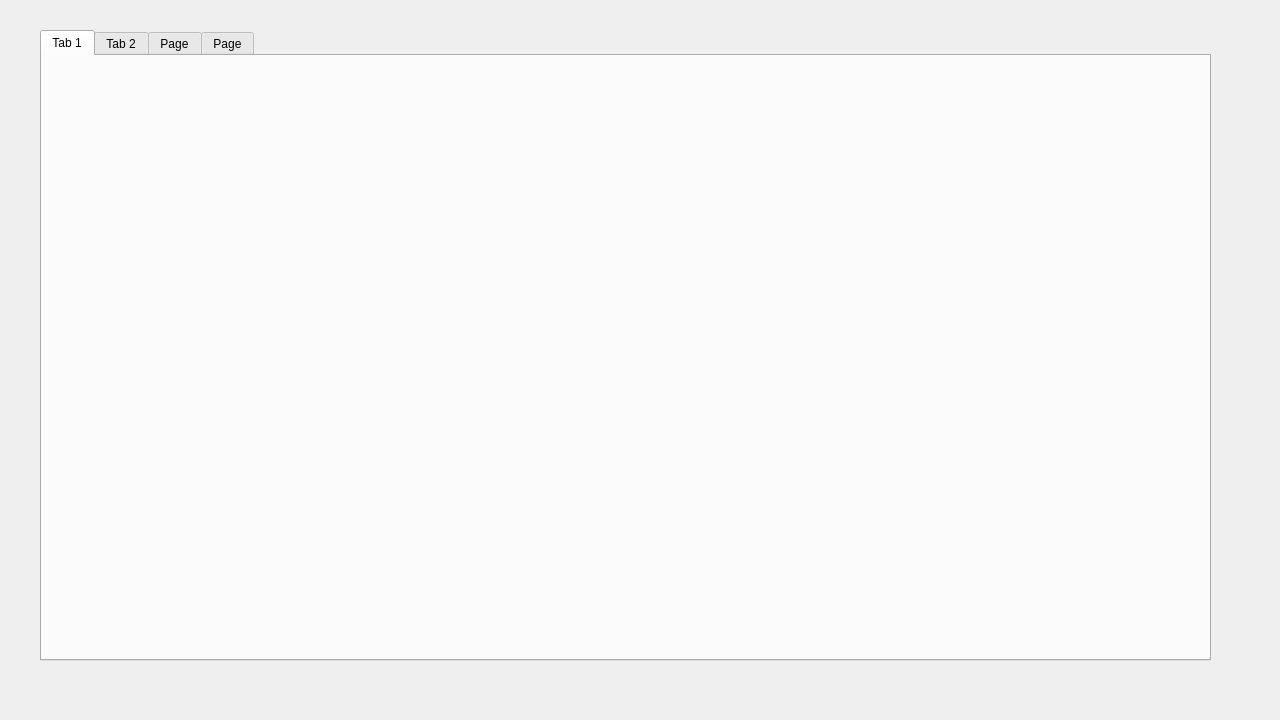
Above: genshin_calculator.ui from crimvael/genshin_calculator before the change. Below: the same form after it.
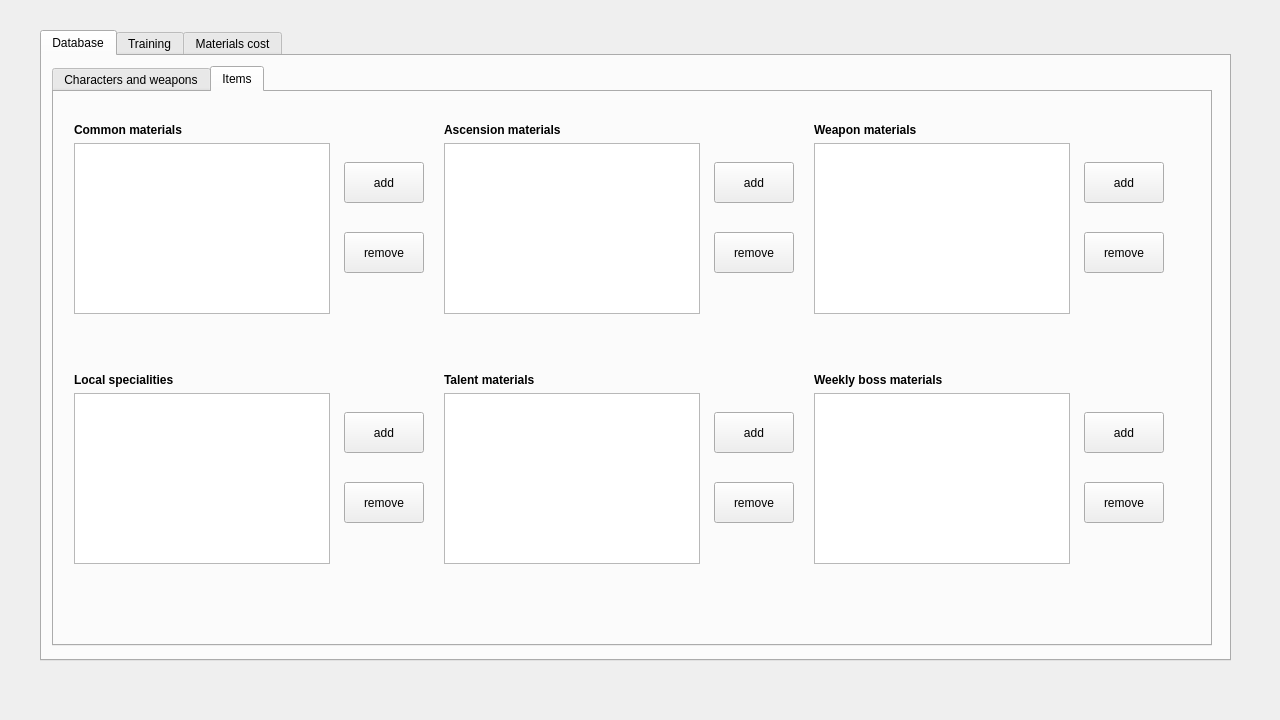
That is the form after the change. The open tabs and pages were chosen to show the change.

What changed in the file:
```diff
--- a/genshin_calculator.ui
+++ b/genshin_calculator.ui
@@ -37,7 +37,7 @@
      <rect>
       <x>40</x>
       <y>30</y>
-      <width>1171</width>
+      <width>1191</width>
       <height>631</height>
      </rect>
     </property>
@@ -49,12 +49,547 @@
     </property>
     <widget class="QWidget" name="tab">
      <attribute name="title">
-      <string>Tab 1</string>
+      <string>Database</string>
      </attribute>
+     <widget class="QTabWidget" name="tabWidget_2">
+      <property name="geometry">
+       <rect>
+        <x>10</x>
+        <y>10</y>
+        <width>1160</width>
+        <height>580</height>
+       </rect>
+      </property>
+      <property name="currentIndex">
+       <number>0</number>
+      </property>
+      <widget class="QWidget" name="tab_5">
+       <attribute name="title">
+        <string>Characters and weapons</string>
+       </attribute>
+       <widget class="QListView" name="listView">
+        <property name="geometry">
+         <rect>
+          <x>20</x>
+          <y>40</y>
+          <width>240</width>
+          <height>491</height>
+         </rect>
+        </property>
+       </widget>
+       <widget class="QFrame" name="frame_2">
+        <property name="geometry">
+         <rect>
+          <x>270</x>
+          <y>39</y>
+          <width>300</width>
+          <height>401</height>
+         </rect>
+        </property>
+        <property name="autoFillBackground">
+         <bool>true</bool>
+        </property>
+        <property name="frameShape">
+         <enum>QFrame::StyledPanel</enum>
+        </property>
+        <property name="frameShadow">
+         <enum>QFrame::Raised</enum>
+        </property>
+        <widget class="QPushButton" name="pushButton_3">
+         <property name="geometry">
+          <rect>
+           <x>20</x>
+           <y>350</y>
+           <width>120</width>
+           <height>40</height>
+          </rect>
+         </property>
+         <property name="text">
+          <string>edit</string>
+         </property>
+        </widget>
+        <widget class="QPushButton" name="pushButton_4">
+         <property name="geometry">
+          <rect>
+           <x>160</x>
+           <y>350</y>
+           <width>120</width>
+           <height>40</height>
+          </rect>
+         </property>
+         <property name="text">
+          <string>remove</string>
+         </property>
+        </widget>
+       </widget>
+       <widget class="QListView" name="listView_2">
+        <property name="geometry">
+         <rect>
+          <x>590</x>
+          <y>40</y>
+          <width>240</width>
+          <height>491</height>
+         </rect>
+        </property>
+       </widget>
+       <widget class="QFrame" name="frame_3">
+        <property name="geometry">
+         <rect>
+          <x>840</x>
+          <y>39</y>
+          <width>300</width>
+          <height>401</height>
+         </rect>
+        </property>
+        <property name="autoFillBackground">
+         <bool>true</bool>
+        </property>
+        <property name="frameShape">
+         <enum>QFrame::StyledPanel</enum>
+        </property>
+        <property name="frameShadow">
+         <enum>QFrame::Raised</enum>
+        </property>
+        <widget class="QPushButton" name="pushButton_5">
+         <property name="geometry">
+          <rect>
+           <x>20</x>
+           <y>350</y>
+           <width>120</width>
+           <height>40</height>
+          </rect>
+         </property>
+         <property name="text">
+          <string>edit</string>
+         </property>
+        </widget>
+        <widget class="QPushButton" name="pushButton_6">
+         <property name="geometry">
+          <rect>
+           <x>160</x>
+           <y>350</y>
+           <width>120</width>
+           <height>40</height>
+          </rect>
+         </property>
+         <property name="text">
+          <string>remove</string>
+         </property>
+        </widget>
+       </widget>
+       <widget class="QPushButton" name="pushButton_19">
+        <property name="geometry">
+         <rect>
+          <x>290</x>
+          <y>470</y>
+          <width>120</width>
+          <height>40</height>
+         </rect>
+        </property>
+        <property name="text">
+         <string>add</string>
+        </property>
+       </widget>
+       <widget class="QPushButton" name="pushButton_20">
+        <property name="geometry">
+         <rect>
+          <x>860</x>
+          <y>470</y>
+          <width>120</width>
+          <height>40</height>
+         </rect>
+        </property>
+        <property name="text">
+         <string>add</string>
+        </property>
+       </widget>
+       <widget class="QLabel" name="label_24">
+        <property name="geometry">
+         <rect>
+          <x>20</x>
+          <y>20</y>
+          <width>61</width>
+          <height>16</height>
+         </rect>
+        </property>
+        <property name="font">
+         <font>
+          <weight>75</weight>
+          <bold>true</bold>
+         </font>
+        </property>
+        <property name="text">
+         <string>Characters</string>
+        </property>
+       </widget>
+       <widget class="QLabel" name="label_25">
+        <property name="geometry">
+         <rect>
+          <x>590</x>
+          <y>20</y>
+          <width>61</width>
+          <height>16</height>
+         </rect>
+        </property>
+        <property name="font">
+         <font>
+          <weight>75</weight>
+          <bold>true</bold>
+         </font>
+        </property>
+        <property name="text">
+         <string>Weapons</string>
+        </property>
+       </widget>
+       <zorder>frame_2</zorder>
+       <zorder>listView</zorder>
+       <zorder>listView_2</zorder>
+       <zorder>frame_3</zorder>
+       <zorder>pushButton_19</zorder>
+       <zorder>pushButton_20</zorder>
+       <zorder>label_24</zorder>
+       <zorder>label_25</zorder>
+      </widget>
+      <widget class="QWidget" name="tab_6">
+       <attribute name="title">
+        <string>Items</string>
+       </attribute>
+       <widget class="QListWidget" name="listWidget">
+        <property name="geometry">
+         <rect>
+          <x>20</x>
+          <y>51</y>
+          <width>256</width>
+          <height>171</height>
+         </rect>
+        </property>
+       </widget>
+       <widget class="QListWidget" name="listWidget_2">
+        <property name="geometry">
+         <rect>
+          <x>390</x>
+          <y>51</y>
+          <width>256</width>
+          <height>171</height>
+         </rect>
+        </property>
+       </widget>
+       <widget class="QListWidget" name="listWidget_3">
+        <property name="geometry">
+         <rect>
+          <x>760</x>
+          <y>51</y>
+          <width>256</width>
+          <height>171</height>
+         </rect>
+        </property>
+       </widget>
+       <widget class="QListWidget" name="listWidget_4">
+        <property name="geometry">
+         <rect>
+          <x>20</x>
+          <y>301</y>
+          <width>256</width>
+          <height>171</height>
+         </rect>
+        </property>
+       </widget>
+       <widget class="QListWidget" name="listWidget_5">
+        <property name="geometry">
+         <rect>
+          <x>390</x>
+          <y>301</y>
+          <width>256</width>
+          <height>171</height>
+         </rect>
+        </property>
+       </widget>
+       <widget class="QListWidget" name="listWidget_6">
+        <property name="geometry">
+         <rect>
+          <x>760</x>
+          <y>301</y>
+          <width>256</width>
+          <height>171</height>
+         </rect>
+        </property>
+       </widget>
+       <widget class="QPushButton" name="pushButton_7">
+        <property name="geometry">
+         <rect>
+          <x>290</x>
+          <y>70</y>
+          <width>80</width>
+          <height>41</height>
+         </rect>
+        </property>
+        <property name="text">
+         <string>add</string>
+        </property>
+       </widget>
+       <widget class="QPushButton" name="pushButton_8">
+        <property name="geometry">
+         <rect>
+          <x>290</x>
+          <y>140</y>
+          <width>80</width>
+          <height>41</height>
+         </rect>
+        </property>
+        <property name="text">
+         <string>remove</string>
+        </property>
+       </widget>
+       <widget class="QPushButton" name="pushButton_9">
+        <property name="geometry">
+         <rect>
+          <x>660</x>
+          <y>70</y>
+          <width>80</width>
+          <height>41</height>
+         </rect>
+        </property>
+        <property name="text">
+         <string>add</string>
+        </property>
+       </widget>
+       <widget class="QPushButton" name="pushButton_10">
+        <property name="geometry">
+         <rect>
+          <x>660</x>
+          <y>140</y>
+          <width>80</width>
+          <height>41</height>
+         </rect>
+        </property>
+        <property name="text">
+         <string>remove</string>
+        </property>
+       </widget>
+       <widget class="QPushButton" name="pushButton_11">
+        <property name="geometry">
+         <rect>
+          <x>1030</x>
+          <y>70</y>
+          <width>80</width>
+          <height>41</height>
+         </rect>
+        </property>
+        <property name="text">
+         <string>add</string>
+        </property>
+       </widget>
+       <widget class="QPushButton" name="pushButton_12">
+        <property name="geometry">
+         <rect>
+          <x>1030</x>
+          <y>140</y>
+          <width>80</width>
+          <height>41</height>
+         </rect>
+        </property>
+        <property name="text">
+         <string>remove</string>
+        </property>
+       </widget>
+       <widget class="QPushButton" name="pushButton_13">
+        <property name="geometry">
+         <rect>
+          <x>290</x>
+          <y>320</y>
+          <width>80</width>
+          <height>41</height>
+         </rect>
+        </property>
+        <property name="text">
+         <string>add</string>
+        </property>
+       </widget>
+       <widget class="QPushButton" name="pushButton_14">
+        <property name="geometry">
+         <rect>
+          <x>290</x>
+          <y>390</y>
+          <width>80</width>
+          <height>41</height>
+         </rect>
+        </property>
+        <property name="text">
+         <string>remove</string>
+        </property>
+       </widget>
+       <widget class="QPushButton" name="pushButton_15">
+        <property name="geometry">
+         <rect>
+          <x>660</x>
+          <y>320</y>
+          <width>80</width>
+          <height>41</height>
+         </rect>
+        </property>
+        <property name="text">
+         <string>add</string>
+        </property>
+       </widget>
+       <widget class="QPushButton" name="pushButton_16">
+        <property name="geometry">
+         <rect>
+          <x>660</x>
+          <y>390</y>
+          <width>80</width>
+          <height>41</height>
+         </rect>
+        </property>
+        <property name="text">
+         <string>remove</string>
+        </property>
+       </widget>
+       <widget class="QPushButton" name="pushButton_17">
+        <property name="geometry">
+         <rect>
+          <x>1030</x>
+          <y>320</y>
+          <width>80</width>
+          <height>41</height>
+         </rect>
+        </property>
+        <property name="text">
+         <string>add</string>
+        </property>
+       </widget>
+       <widget class="QPushButton" name="pushButton_18">
+        <property name="geometry">
+         <rect>
+          <x>1030</x>
+          <y>390</y>
+          <width>80</width>
+          <height>41</height>
+         </rect>
+        </property>
+        <property name="text">
+         <string>remove</string>
+        </property>
+       </widget>
+       <widget class="QLabel" name="label_14">
+        <property name="geometry">
+         <rect>
+          <x>20</x>
+          <y>30</y>
+          <width>111</width>
+          <height>16</height>
+         </rect>
+        </property>
+        <property name="font">
+         <font>
+          <weight>75</weight>
+          <bold>true</bold>
+         </font>
+        </property>
+        <property name="text">
+         <string>Common materials</string>
+        </property>
+       </widget>
+       <widget class="QLabel" name="label_15">
+        <property name="geometry">
+         <rect>
+          <x>390</x>
+          <y>30</y>
+          <width>131</width>
+          <height>16</height>
+         </rect>
+        </property>
+        <property name="font">
+         <font>
+          <weight>75</weight>
+          <bold>true</bold>
+         </font>
+        </property>
+        <property name="text">
+         <string>Ascension materials</string>
+        </property>
+       </widget>
+       <widget class="QLabel" name="label_16">
+        <property name="geometry">
+         <rect>
+          <x>760</x>
+          <y>30</y>
+          <width>111</width>
+          <height>16</height>
+         </rect>
+        </property>
+        <property name="font">
+         <font>
+          <weight>75</weight>
+          <bold>true</bold>
+         </font>
+        </property>
+        <property name="text">
+         <string>Weapon materials</string>
+        </property>
+       </widget>
+       <widget class="QLabel" name="label_17">
+        <property name="geometry">
+         <rect>
+          <x>20</x>
+          <y>280</y>
+          <width>111</width>
+          <height>16</height>
+         </rect>
+        </property>
+        <property name="font">
+         <font>
+          <weight>75</weight>
+          <bold>true</bold>
+         </font>
+        </property>
+        <property name="text">
+         <string>Local specialities</string>
+        </property>
+       </widget>
+       <widget class="QLabel" name="label_22">
+        <property name="geometry">
+         <rect>
+          <x>390</x>
+          <y>280</y>
+          <width>111</width>
+          <height>16</height>
+         </rect>
+        </property>
+        <property name="font">
+         <font>
+          <weight>75</weight>
+          <bold>true</bold>
+         </font>
+        </property>
+        <property name="text">
+         <string>Talent materials</string>
+        </property>
+       </widget>
+       <widget class="QLabel" name="label_23">
+        <property name="geometry">
+         <rect>
+          <x>760</x>
+          <y>280</y>
+          <width>131</width>
+          <height>16</height>
+         </rect>
+        </property>
+        <property name="font">
+         <font>
+          <weight>75</weight>
+          <bold>true</bold>
+         </font>
+        </property>
+        <property name="text">
+         <string>Weekly boss materials</string>
+        </property>
+       </widget>
+      </widget>
+     </widget>
     </widget>
     <widget class="QWidget" name="tab_2">
      <attribute name="title">
-      <string>Tab 2</string>
+      <string>Training</string>
      </attribute>
      <widget class="QTableWidget" name="tableWidget">
       <property name="geometry">
@@ -428,12 +963,7 @@
     </widget>
     <widget class="QWidget" name="tab_3">
      <attribute name="title">
-      <string>Page</string>
-     </attribute>
-    </widget>
-    <widget class="QWidget" name="tab_4">
-     <attribute name="title">
-      <string>Page</string>
+      <string>Materials cost</string>
      </attribute>
     </widget>
    </widget>
```
Left out of the diff: 477 changed lines with no effect on the pictures. Lines whose indentation alone changed are shown as unchanged.
